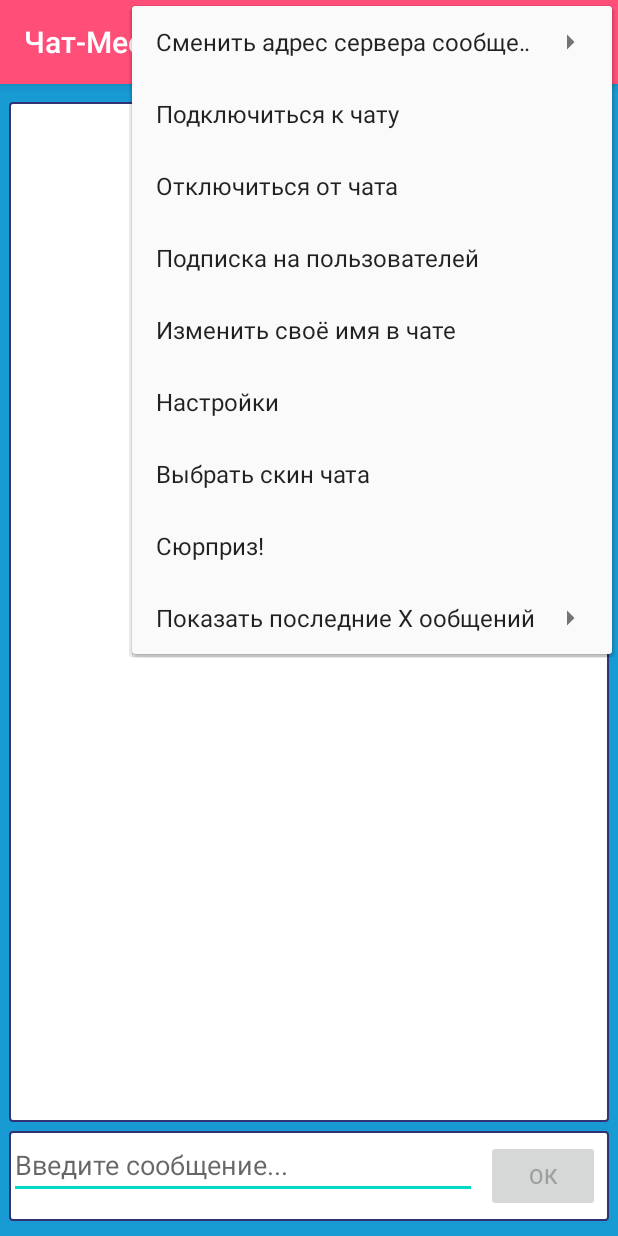
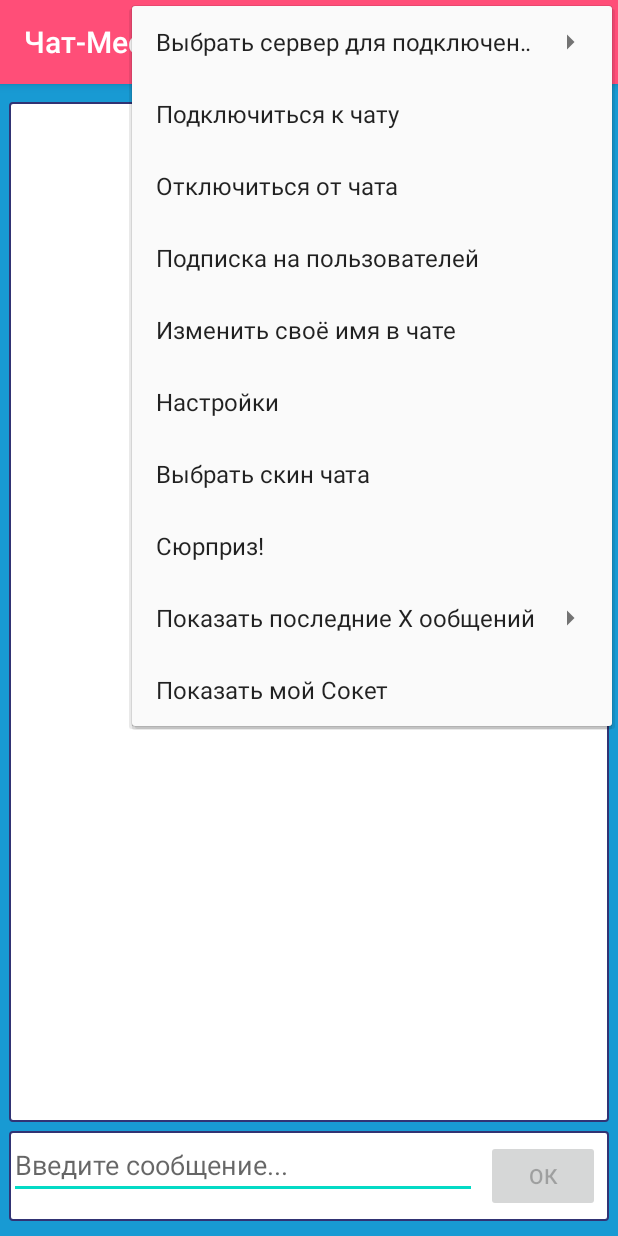
Before and after one commit to DenQWERT/Chat2, an Android app: the screen it shows after launch (MainActivity), with the options menu open, on a phone screen of 412 x 824 dp. Run offline under Robolectric (Android 15) with nearby library versions, the phone set to English and light mode, and no system bars.

Commit message:
1 commit

```diff
--- a/app/src/main/res/menu/main_menu.xml
+++ b/app/src/main/res/menu/main_menu.xml
@@ -4,20 +4,24 @@
     <item
         android:id="@+id/server_change"
         android:orderInCategory="1"
-        android:title="Сменить адрес сервера сообщений" >
+        android:title="Выбрать сервер для подключения" >
         <menu>
             <item
                 android:id="@+id/connectLocal"
                 android:orderInCategory="11"
-                android:title="Подключаться на сервер 10.0.2.2" />
+                android:title="Чат в локале AndroidSt - 10.0.2.2" />
             <item
-                android:id="@+id/connectOneServer"
-                android:orderInCategory="12"
-                android:title="Подключаться на севрер 35.208.16.242" />
+            android:id="@+id/connectOneServer"
+            android:orderInCategory="12"
+            android:title="Чат на сервере DS - 35.208.16.242" />
+            <item
+                android:id="@+id/connectVladLenServer"
+                android:orderInCategory="13"
+                android:title="Чат на сервере VL - 45.12.18.246" />
             <item
                 android:id="@+id/connectTwoServer"
-                android:orderInCategory="13"
-                android:title="Подключаться на сервер X(ЧЧЧ.ЧЧЧ.ЧЧЧ.ЧЧЧ)" />
+                android:orderInCategory="14"
+                android:title="Указать адрес - (ЧЧЧ.ЧЧЧ.ЧЧЧ.ЧЧЧ)" />
         </menu>
     </item>>
     <item
@@ -70,5 +74,10 @@
                 android:orderInCategory="84"
                 android:title="По 80 сообщений" />
         </menu>
+
     </item>
+    <item
+        android:id="@+id/viewMainSocket"
+        android:orderInCategory="9"
+        android:title="Показать мой Сокет"/>
 </menu>
--- a/app/src/main/res/values/strings.xml
+++ b/app/src/main/res/values/strings.xml
@@ -1,5 +1,5 @@
 <resources>
-    <string name="app_name">Чат-Мессенджер, vers.1.8</string>
+    <string name="app_name">Чат-Мессенджер, vers.1.9</string>
     <string name="hinEtMessage">Введите сообщение...</string>
     <string name="openBtn">Войти</string>
     <string name="closeBtn">Выйти</string>
```
Also changed, not shown: app/src/main/java/com/example/myapplication/MainActivity.java (+61 -12 lines).
